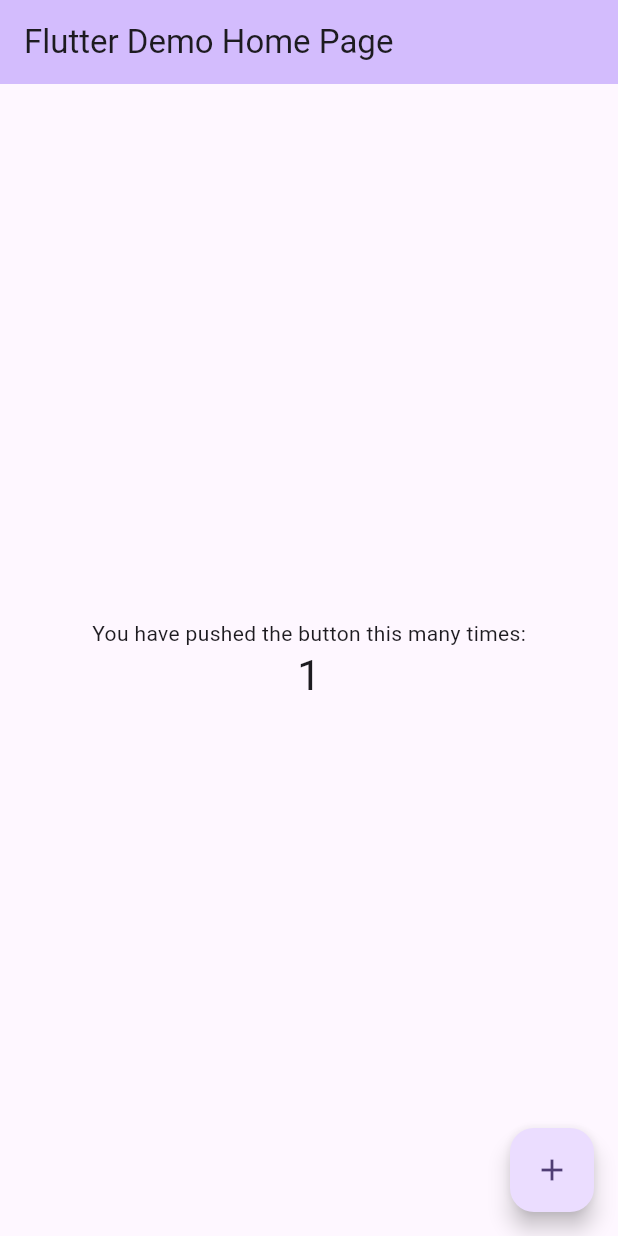
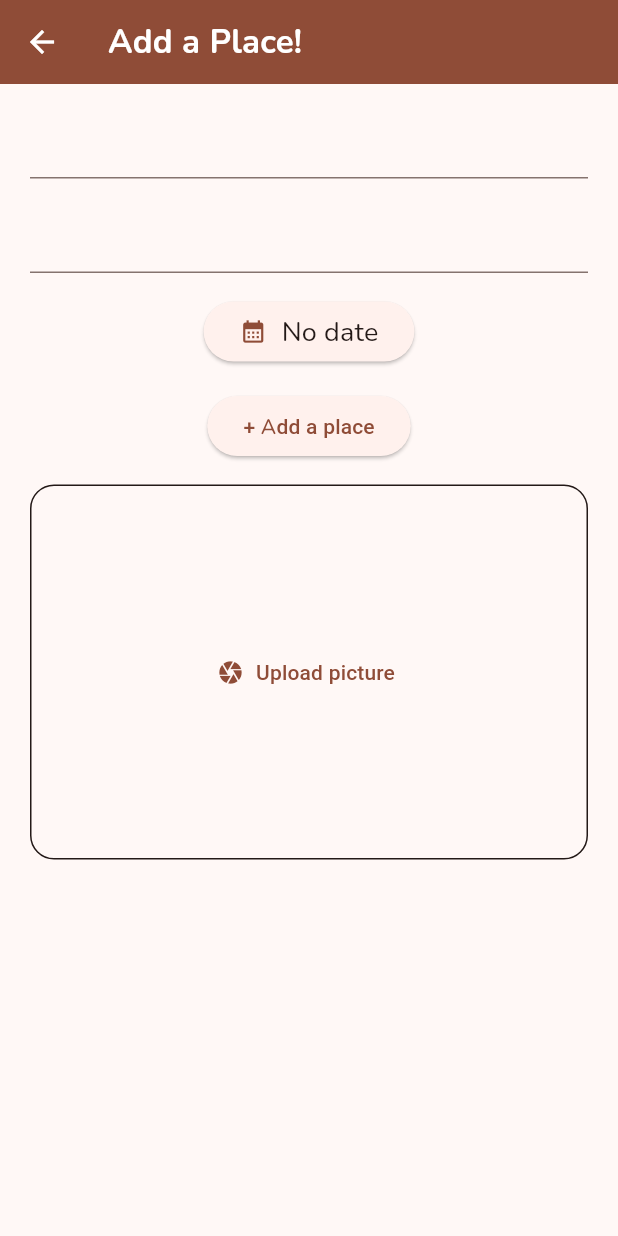
Before and after one commit to Crayyyyyy/favorite_places, a Flutter app: the screen it shows after launch, after a tap on the "add" icon, on a phone screen of 412 x 824 dp. Run offline on Flutter 3.47's test engine with Material 3 defaults, Android fonts, the phone set to English and light mode, and no system bars; our stand-ins replace flutter_riverpod, google_fonts, image_picker.

Commit message:
Camera working on Android

```diff
--- a/lib/main.dart
+++ b/lib/main.dart
@@ -1,125 +1,58 @@
+import 'package:favorite_places/screens/form_new_place/screen_form_new_place.dart';
+import 'package:favorite_places/screens/home/screen_home.dart';
 import 'package:flutter/material.dart';
+import 'package:flutter_riverpod/flutter_riverpod.dart';
+import 'package:google_fonts/google_fonts.dart';
+
+final kColorSeed = ColorScheme.fromSeed(seedColor: Color(0xFFFF7043));
 
 void main() {
-  runApp(const MyApp());
+  runApp(ProviderScope(
+    child: const AppFavoritePlaces(),
+  ));
 }
 
-class MyApp extends StatelessWidget {
-  const MyApp({super.key});
+class AppFavoritePlaces extends StatelessWidget {
+  const AppFavoritePlaces({super.key});
 
-  // This widget is the root of your application.
   @override
   Widget build(BuildContext context) {
     return MaterialApp(
-      title: 'Flutter Demo',
-      theme: ThemeData(
-        // This is the theme of your application.
-        //
-        // TRY THIS: Try running your application with "flutter run". You'll see
-        // the application has a purple toolbar. Then, without quitting the app,
-        // try changing the seedColor in the colorScheme below to Colors.green
-        // and then invoke "hot reload" (save your changes or press the "hot
-        // reload" button in a Flutter-supported IDE, or press "r" if you used
-        // the command line to start the app).
-        //
-        // Notice that the counter didn't reset back to zero; the application
-        // state is not lost during the reload. To reset the state, use hot
-        // restart instead.
-        //
-        // This works for code too, not just values: Most code changes can be
-        // tested with just a hot reload.
-        colorScheme: ColorScheme.fromSeed(seedColor: Colors.deepPurple),
-        useMaterial3: true,
+      debugShowCheckedModeBanner: false,
+      theme: ThemeData().copyWith(
+        colorScheme: kColorSeed,
+        appBarTheme: AppBarTheme(
+          backgroundColor: kColorSeed.primary,
+        ),
+        textTheme: TextTheme(
+          titleMedium: TextStyle(
+            fontSize: 22,
+            color: kColorSeed.onPrimary,
+            fontFamily: GoogleFonts.nunito().fontFamily,
+            fontWeight: FontWeight.bold,
+          ),
+          titleSmall: TextStyle(
+            fontSize: 18,
+            color: kColorSeed.onSurface,
+            fontFamily: GoogleFonts.nunito().fontFamily,
+            fontWeight: FontWeight.w400,
+          ),
+        ),
+        scaffoldBackgroundColor: kColorSeed.surface,
+        iconButtonTheme: IconButtonThemeData(
+          style: ButtonStyle(
+              iconColor: WidgetStatePropertyAll(kColorSeed.onPrimary)),
+        ),
+        iconTheme: IconThemeData(
+          color: kColorSeed.onSurface,
+          size: 48,
+        ),
       ),
-      home: const MyHomePage(title: 'Flutter Demo Home Page'),
+      initialRoute: '/home',
+      routes: {
+        '/home': (context) => const ScreenHome(),
+        '/formNewPlace': (context) => ScreenFormNewPlace(),
+      },
     );
   }
 }
-
-class MyHomePage extends StatefulWidget {
-  const MyHomePage({super.key, required this.title});
-
-  // This widget is the home page of your application. It is stateful, meaning
-  // that it has a State object (defined below) that contains fields that affect
-  // how it looks.
-
-  // This class is the configuration for the state. It holds the values (in this
-  // case the title) provided by the parent (in this case the App widget) and
-  // used by the build method of the State. Fields in a Widget subclass are
-  // always marked "final".
-
-  final String title;
-
-  @override
-  State<MyHomePage> createState() => _MyHomePageState();
-}
-
-class _MyHomePageState extends State<MyHomePage> {
-  int _counter = 0;
-
-  void _incrementCounter() {
-    setState(() {
-      // This call to setState tells the Flutter framework that something has
-      // changed in this State, which causes it to rerun the build method below
-      // so that the display can reflect the updated values. If we changed
-      // _counter without calling setState(), then the build method would not be
-      // called again, and so nothing would appear to happen.
-      _counter++;
-    });
-  }
-
-  @override
-  Widget build(BuildContext context) {
-    // This method is rerun every time setState is called, for instance as done
-    // by the _incrementCounter method above.
-    //
-    // The Flutter framework has been optimized to make rerunning build methods
-    // fast, so that you can just rebuild anything that needs updating rather
-    // than having to individually change instances of widgets.
-    return Scaffold(
-      appBar: AppBar(
-        // TRY THIS: Try changing the color here to a specific color (to
-        // Colors.amber, perhaps?) and trigger a hot reload to see the AppBar
-        // change color while the other colors stay the same.
-        backgroundColor: Theme.of(context).colorScheme.inversePrimary,
-        // Here we take the value from the MyHomePage object that was created by
-        // the App.build method, and use it to set our appbar title.
-        title: Text(widget.title),
-      ),
-      body: Center(
-        // Center is a layout widget. It takes a single child and positions it
-        // in the middle of the parent.
-        child: Column(
-          // Column is also a layout widget. It takes a list of children and
-          // arranges them vertically. By default, it sizes itself to fit its
-          // children horizontally, and tries to be as tall as its parent.
-          //
-          // Column has various properties to control how it sizes itself and
-          // how it positions its children. Here we use mainAxisAlignment to
-          // center the children vertically; the main axis here is the vertical
-          // axis because Columns are vertical (the cross axis would be
-          // horizontal).
-          //
-          // TRY THIS: Invoke "debug painting" (choose the "Toggle Debug Paint"
-          // action in the IDE, or press "p" in the console), to see the
-          // wireframe for each widget.
-          mainAxisAlignment: MainAxisAlignment.center,
-          children: <Widget>[
-            const Text(
-              'You have pushed the button this many times:',
-            ),
-            Text(
-              '$_counter',
-              style: Theme.of(context).textTheme.headlineMedium,
-            ),
-          ],
-        ),
-      ),
-      floatingActionButton: FloatingActionButton(
-        onPressed: _incrementCounter,
-        tooltip: 'Increment',
-        child: const Icon(Icons.add),
-      ), // This trailing comma makes auto-formatting nicer for build methods.
-    );
-  }
-}
--- /dev/null
+++ b/lib/objects/place.dart
@@ -0,0 +1,12 @@
+import 'package:uuid/uuid.dart';
+
+final Uuid _uuid = Uuid();
+
+class Place {
+  Place({required this.title, this.description}) : uuid = _uuid.v4();
+
+  String title;
+  String uuid;
+  String? description;
+  // ImageMemmory image
+}
--- /dev/null
+++ b/lib/providers/provider_places.dart
@@ -0,0 +1,21 @@
+import 'package:favorite_places/objects/place.dart';
+import 'package:flutter_riverpod/flutter_riverpod.dart';
+
+class NotifierPlaces extends StateNotifier<List<Place>> {
+  NotifierPlaces()
+      : super([
+          Place(title: "One place"),
+          Place(title: "Two place"),
+          Place(title: "Three place"),
+          Place(title: "Four place"),
+          Place(title: "Five place"),
+        ]);
+
+  void addPlace(Place place) {
+    state = [...state, place];
+  }
+}
+
+final providePlaces = StateNotifierProvider<NotifierPlaces, List<Place>>(
+  (ref) => NotifierPlaces(),
+);
--- /dev/null
+++ b/lib/screens/form_new_place/components/input_image_field.dart
@@ -0,0 +1,49 @@
+import 'dart:io';
+
+import 'package:flutter/material.dart';
+import 'package:image_picker/image_picker.dart';
+
+class InputImageField extends StatefulWidget {
+  const InputImageField({super.key});
+
+  @override
+  State<InputImageField> createState() => _InputImageFieldState();
+}
+
+class _InputImageFieldState extends State<InputImageField> {
+  File? _selectedImage;
+
+  void _selectImage() async {
+    final imagePicker = ImagePicker();
+    final pickedImage =
+        await imagePicker.pickImage(source: ImageSource.camera, maxWidth: 600);
+
+    if (pickedImage == null) {
+      return;
+    }
+
+    setState(() {
+      _selectedImage = File(pickedImage.path);
+    });
+  }
+
+  @override
+  Widget build(BuildContext context) {
+    return Container(
+      decoration: BoxDecoration(
+        border: Border.all(
+          width: 1,
+          color: Theme.of(context).colorScheme.onSurface,
+        ),
+        borderRadius: BorderRadius.circular(16),
+      ),
+      width: double.infinity,
+      height: 250,
+      child: TextButton.icon(
+        onPressed: _selectImage,
+        icon: Icon(Icons.camera),
+        label: Text("Upload picture"),
+      ),
+    );
+  }
+}
--- /dev/null
+++ b/lib/screens/form_new_place/screen_form_new_place.dart
@@ -0,0 +1,125 @@
+import 'package:favorite_places/objects/place.dart';
+import 'package:favorite_places/providers/provider_places.dart';
+import 'package:favorite_places/screens/form_new_place/components/input_image_field.dart';
+import 'package:flutter/material.dart';
+import 'package:flutter_riverpod/flutter_riverpod.dart';
+
+class ScreenFormNewPlace extends ConsumerStatefulWidget {
+  const ScreenFormNewPlace({super.key});
+
+  @override
+  ConsumerState<ScreenFormNewPlace> createState() => _ScreenFormNewPlaceState();
+}
+
+class _ScreenFormNewPlaceState extends ConsumerState<ScreenFormNewPlace> {
+  late final TextEditingController _controllerTitle;
+  late final TextEditingController _controllerDescription;
+
+  final _formKey = GlobalKey<FormState>();
+
+  @override
+  void initState() {
+    super.initState();
+    _controllerTitle = TextEditingController();
+    _controllerDescription = TextEditingController();
+  }
+
+  @override
+  void dispose() {
+    super.dispose();
+    _controllerTitle.dispose();
+    _controllerDescription.dispose();
+  }
+
+  void _submitForm(BuildContext context) {
+    if (!_formKey.currentState!.validate()) {
+      return;
+    }
+
+    ref
+        .read(providePlaces.notifier)
+        .addPlace(Place(title: _controllerTitle.text));
+
+    if (context.mounted) {
+      Navigator.of(context).pop();
+    }
+  }
+
+  @override
+  Widget build(BuildContext context) {
+    Widget inputTitle = TextFormField(
+      controller: _controllerTitle,
+      style: Theme.of(context).textTheme.titleSmall,
+      decoration: InputDecoration(
+        hintStyle: Theme.of(context).textTheme.titleMedium!.copyWith(
+              color: Theme.of(context).colorScheme.onSurface.withOpacity(0.55),
+            ),
+      ),
+      validator: (value) {
+        if (value == null || value.isEmpty) {
+          return "Title must be entered";
+        }
+      },
+    );
+    Widget inputDescription = TextFormField(
+      controller: _controllerDescription,
+      style: Theme.of(context).textTheme.titleSmall,
+      decoration: InputDecoration(
+          hintStyle: Theme.of(context).textTheme.titleMedium!.copyWith(
+                color:
+                    Theme.of(context).colorScheme.onSurface.withOpacity(0.55),
+              )),
+    );
+    Widget inputDate = ElevatedButton(
+      onPressed: () {},
+      child: Row(
+        mainAxisSize: MainAxisSize.min,
+        children: [
+          Icon(Icons.calendar_month_sharp),
+          const SizedBox(
+            width: 10,
+          ),
+          Text(
+            "No date",
+            style: Theme.of(context).textTheme.titleSmall,
+          ),
+        ],
+      ),
+    );
+
+    Widget buttonSubmit = ElevatedButton(
+        onPressed: () {
+          _submitForm(context);
+        },
+        child: Text("+ Add a place"));
+
+    return Scaffold(
+      appBar: AppBar(
+        title: Text(
+          "Add a Place!",
+          style: Theme.of(context).textTheme.titleMedium,
+        ),
+      ),
+      body: Form(
+        key: _formKey,
+        child: Padding(
+          padding: const EdgeInsets.symmetric(horizontal: 20.0),
+          child: Column(
+            children: [
+              const SizedBox(height: 15),
+              inputTitle,
+              const SizedBox(height: 15),
+              inputDescription,
+              const SizedBox(height: 15),
+              inputDate,
+              const SizedBox(height: 15),
+              buttonSubmit,
+              const SizedBox(height: 15),
+              InputImageField(),
+            ],
+          ),
+        ),
+      ),
+    );
+  }
+}
--- /dev/null
+++ b/lib/screens/home/screen_home.dart
@@ -0,0 +1,71 @@
+import 'package:favorite_places/objects/place.dart';
+import 'package:favorite_places/providers/provider_places.dart';
+import 'package:favorite_places/screens/place/screen_place.dart';
+import 'package:flutter/material.dart';
+import 'package:flutter_riverpod/flutter_riverpod.dart';
+
+class ScreenHome extends ConsumerWidget {
+  const ScreenHome({super.key});
+
+  void _routeToForm(BuildContext context) {
+    Navigator.of(context).pushNamed("/formNewPlace");
+  }
+
+  @override
+  Widget build(BuildContext context, WidgetRef ref) {
+    final places = ref.watch(providePlaces);
+
+    Widget floatingActionButton = FloatingActionButton(
+      child: Container(
+        width: 32,
+        height: 32,
+        child: Icon(
+          Icons.add,
+        ),
+      ),
+      onPressed: () {
+        _routeToForm(context);
+      },
+    );
+
+    return Scaffold(
+      floatingActionButton: floatingActionButton,
+      appBar: AppBar(
+        title: Text(
+          "Home sweet home",
+          style: TextTheme.of(context).titleMedium,
+        ),
+      ),
+      body: SingleChildScrollView(
+        child: Column(
+          children: [
+            for (var place in places) TilePlace(place: place),
+          ],
+        ),
+      ),
+    );
+  }
+}
+
+class TilePlace extends StatelessWidget {
+  const TilePlace({super.key, required this.place});
+  final Place place;
+
+  void _routePlace(BuildContext ctx) {
+    Navigator.of(ctx).push(
+      MaterialPageRoute(
+        builder: (context) => ScreenPlace(place: place),
+      ),
+    );
+  }
+
+  @override
+  Widget build(BuildContext context) {
+    return ListTile(
+      onTap: () {
+        _routePlace(context);
+      },
+      title: Text(place.title),
+    );
+  }
+}
--- /dev/null
+++ b/lib/screens/place/screen_place.dart
@@ -0,0 +1,17 @@
+import 'package:favorite_places/objects/place.dart';
+import 'package:flutter/material.dart';
+
+class ScreenPlace extends StatelessWidget {
+  const ScreenPlace({super.key, required this.place});
+
+  final Place place;
+
+  @override
+  Widget build(BuildContext context) {
+    return Scaffold(
+      appBar: AppBar(
+        title: Text(place.title),
+      ),
+    );
+  }
+}
--- a/pubspec.yaml
+++ b/pubspec.yaml
@@ -34,6 +34,10 @@ dependencies:
   # The following adds the Cupertino Icons font to your application.
   # Use with the CupertinoIcons class for iOS style icons.
   cupertino_icons: ^1.0.8
+  google_fonts: ^6.2.1
+  flutter_riverpod: ^2.6.1
+  uuid: ^4.5.1
+  image_picker: ^1.1.2
 
 dev_dependencies:
   flutter_test:
```
Also changed, not shown: pubspec.lock, 16 other files.
